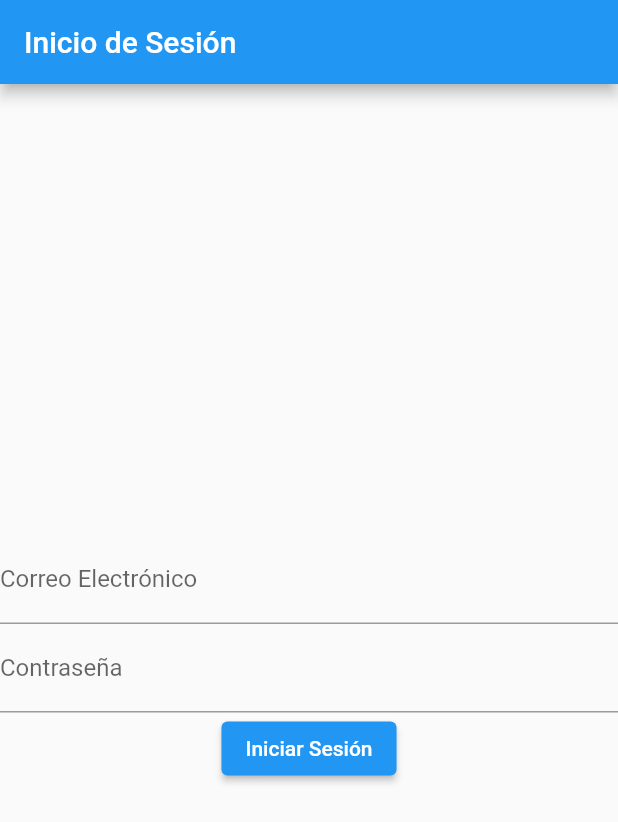
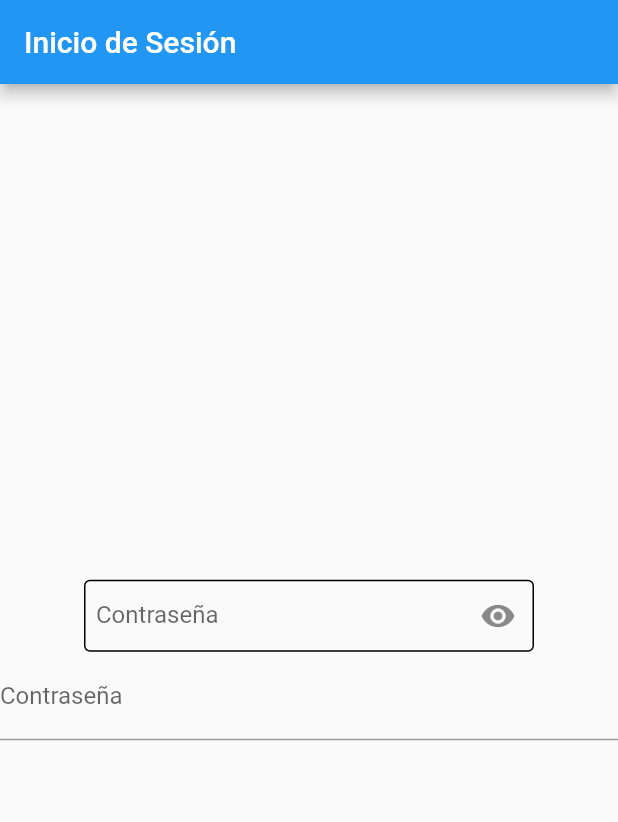
Before and after one commit to Dionisio202/App_SaveMoney, a Flutter app: the screen it shows after launch, on a phone screen of 412 x 824 dp. Shown: the top 822 px of the screen. Run offline on Flutter 3.47's test engine with Material 2 defaults, Android fonts, the phone set to English and light mode, and no system bars.

Commit message:
Created the password textfield

```diff
--- /dev/null
+++ b/lib/CustomTextField.dart
@@ -0,0 +1,55 @@
+import 'package:flutter/material.dart';
+
+class CustomTextField extends StatefulWidget {
+  final String labelText;
+  final double fontSize;
+  final double textFieldWidth;
+  final IconData icon;
+  final ValueChanged<String>? onChanged;
+
+  CustomTextField({
+    required this.labelText,
+    required this.fontSize,
+    required this.textFieldWidth,
+    required this.icon,
+    this.onChanged,
+  });
+
+  @override
+  _CustomTextFieldState createState() => _CustomTextFieldState();
+}
+
+class _CustomTextFieldState extends State<CustomTextField> {
+  bool _obscureText = true;
+
+  @override
+  Widget build(BuildContext context) {
+    return Container(
+      width: widget.textFieldWidth,
+      child: TextField(
+        onChanged: widget.onChanged,
+        style: TextStyle(fontSize: widget.fontSize),
+        obscureText: _obscureText,
+        decoration: InputDecoration(
+          labelText: widget.labelText,
+          labelStyle: TextStyle(fontSize: widget.fontSize),
+          contentPadding: EdgeInsets.all(8.0),
+          enabledBorder: OutlineInputBorder(
+            borderSide: BorderSide(color: Colors.black, width: 1.0),
+          ),
+          focusedBorder: OutlineInputBorder(
+            borderSide: BorderSide(color: Colors.blue, width: 2.0),
+          ),
+          suffixIcon: IconButton(
+            icon: Icon(widget.icon),
+            onPressed: () {
+              setState(() {
+                _obscureText = !_obscureText;
+              });
+            },
+          ),
+        ),
+      ),
+    );
+  }
+}
--- a/lib/Login.dart
+++ b/lib/Login.dart
@@ -1,3 +1,4 @@
+import 'package:app/CustomTextField.dart';
 import 'package:flutter/material.dart';
 
 class Login extends StatefulWidget {
@@ -9,13 +10,6 @@ class _LoginScreenState extends State<Login> {
   TextEditingController _emailController = TextEditingController();
   TextEditingController _passwordController = TextEditingController();
 
-  void _handleLogin() {
-    // Aquí puedes agregar la lógica para autenticar al usuario con el correo electrónico y la contraseña ingresados.
-    // Por ejemplo, puedes usar Firebase, un servidor API, o cualquier otro método de autenticación.
-
-    // Después de la autenticación, puedes navegar a la pantalla principal o mostrar un mensaje de error en caso de problemas.
-  }
-
   @override
   Widget build(BuildContext context) {
     return Scaffold(
@@ -26,23 +20,26 @@ class _LoginScreenState extends State<Login> {
         child: Column(
           mainAxisAlignment: MainAxisAlignment.center,
           children: <Widget>[
-            TextFormField(
-              controller: _emailController,
-              decoration: InputDecoration(
-                labelText: 'Correo Electrónico',
-              ),
+            CustomTextField(
+              labelText: 'Contraseña',
+              fontSize: 16.0,
+              textFieldWidth: 300.0, // Especifica el ancho deseado.
+              icon: Icons.visibility,
+              onChanged: (value) {
+                // Tu lógica de manejo del cambio.
+              },
             ),
             TextFormField(
               controller: _passwordController,
               decoration: InputDecoration(
                 labelText: 'Contraseña',
               ),
-              obscureText: true,
+              obscureText: false,
             ),
-            ElevatedButton(
-              onPressed: _handleLogin,
+            /* ElevatedButton(
+              onPressed: ,
               child: Text('Iniciar Sesión'),
-            ),
+            ),*/
           ],
         ),
       ),
```
